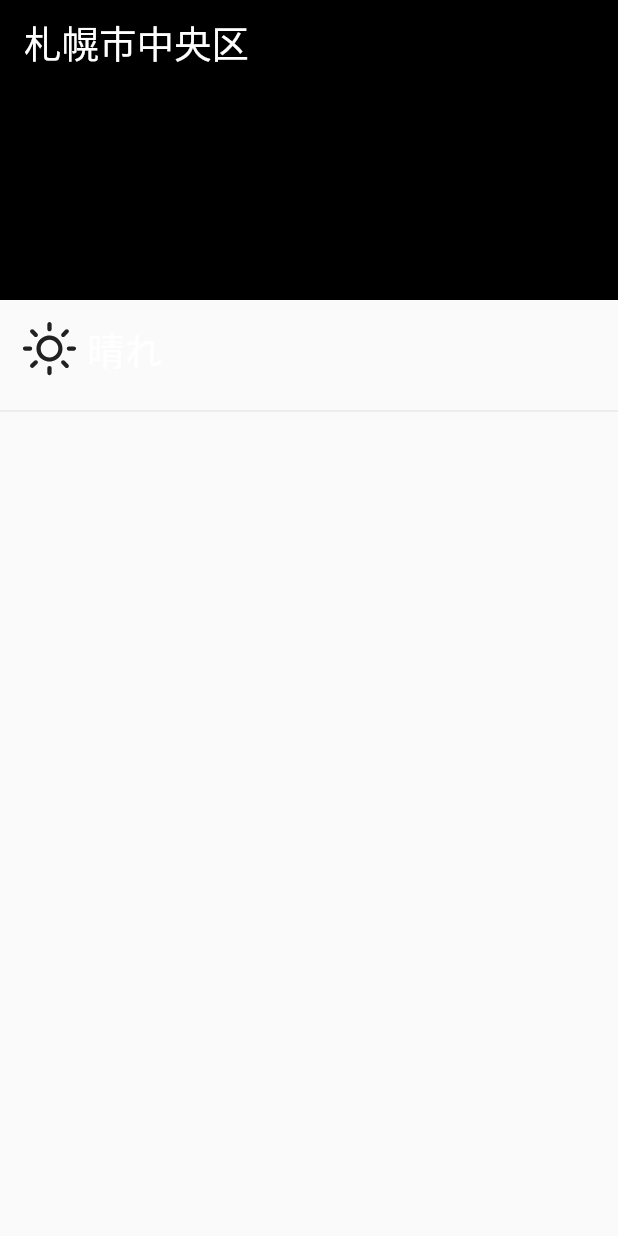
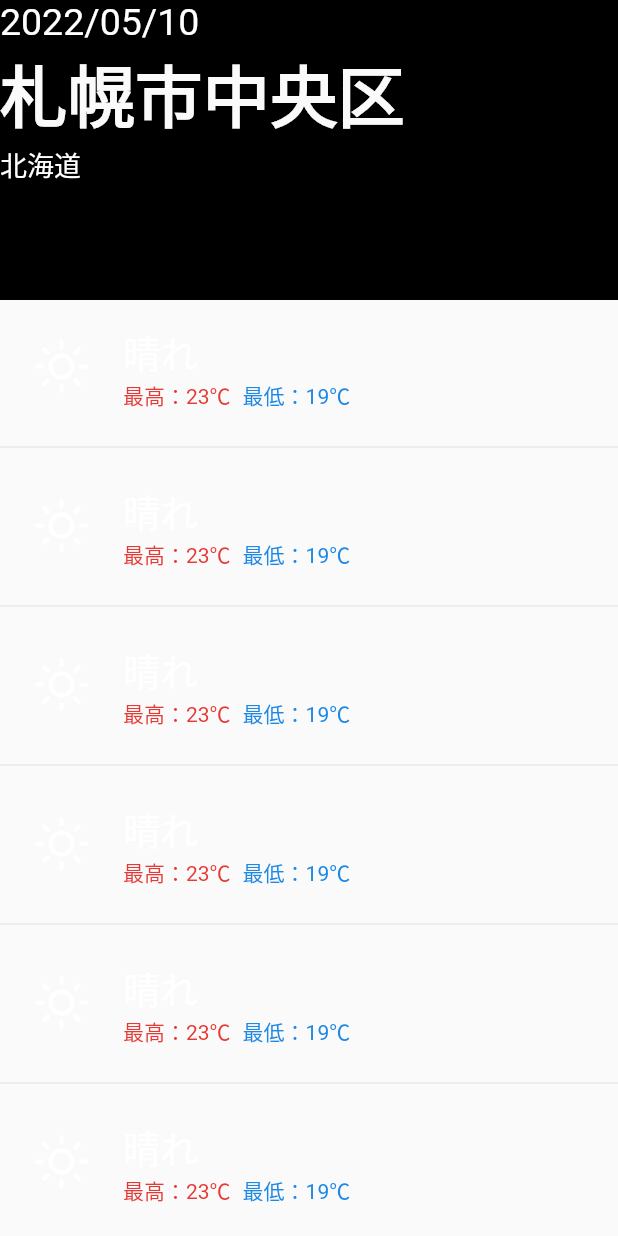
Before and after one commit to reinsp5/weather_app, a Flutter app: the WeeklyView widget shown alone on an empty page, opened directly, on a phone screen of 412 x 824 dp. Run offline on Flutter 3.47's test engine with Material 2 defaults, Android fonts, the phone set to English and light mode, and no system bars; our stand-ins replace convex_bottom_bar, google_fonts, location, weather_icons.

```diff
--- a/lib/views/weekly_view.dart
+++ b/lib/views/weekly_view.dart
@@ -7,29 +7,50 @@ class WeeklyView extends StatelessWidget {
   @override
   Widget build(BuildContext context) {
     return SafeArea(
+      child: RefreshIndicator(
+        color: Colors.grey.shade900,
+        onRefresh: () async {
+          await Future.delayed(const Duration(seconds: 3));
+          debugPrint("refresh completed.");
+        },
         child: CustomScrollView(
           slivers: <Widget>[
-          SliverAppBar(
-            expandedHeight: 200.0,
-            title: Text(
-              "札幌市中央区",
-              style: TextStyle(
-                color: Colors.white,
-                fontSize: 25,
-              ),
-            ),
-            backgroundColor: Colors.black,
+            SliverPersistentHeader(
+              delegate: _WeeklyHeaderDelegate(),
             ),
             SliverList(
               delegate: SliverChildListDelegate([
-              Padding(
-                padding: const EdgeInsets.all(8.0),
+                Column(
+                  children: columns(),
+                ),
+              ]),
+            ),
+          ],
+        ),
+      ),
+    );
+  }
+
+  List<Widget> columns() {
+    List<Widget> columns = [];
+
+    for (var i = 0; i < 7; i++) {
+      Widget widget = Padding(
+        padding: EdgeInsets.all(16.0),
         child: Row(
           children: [
             BoxedIcon(
               WeatherIcons.day_sunny,
+              color: Colors.white,
               size: 50,
             ),
+            Padding(
+              padding: const EdgeInsets.only(
+                left: 16.0,
+              ),
+              child: Column(
+                crossAxisAlignment: CrossAxisAlignment.start,
+                children: [
                   Text(
                     "晴れ",
                     style: TextStyle(
@@ -37,16 +58,92 @@ class WeeklyView extends StatelessWidget {
                       fontSize: 25,
                     ),
                   ),
+                  Row(
+                    children: [
+                      Text(
+                        "最高：23℃",
+                        style: TextStyle(
+                          color: Colors.red.shade600,
+                        ),
+                      ),
+                      Padding(
+                        padding: const EdgeInsets.only(
+                          left: 8.0,
+                        ),
+                        child: Text(
+                          "最低：19℃",
+                          style: TextStyle(
+                            color: Colors.blue.shade600,
+                          ),
+                        ),
+                      ),
+                    ],
+                  ),
                 ],
               ),
             ),
-              Divider(
+          ],
+        ),
+      );
+      columns.add(widget);
+      widget = Divider(
         color: Colors.grey.shade300,
+      );
+      columns.add(widget);
+    }
+    return columns;
+  }
+}
+
+class _WeeklyHeaderDelegate extends SliverPersistentHeaderDelegate {
+  @override
+  Widget build(
+      BuildContext context, double shrinkOffset, bool overlapsContent) {
+    return Container(
+      height: 200,
+      color: Colors.black,
+      child: Column(
+        crossAxisAlignment: CrossAxisAlignment.start,
+        children: [
+          Text(
+            "2022/05/10",
+            style: TextStyle(
+              color: Colors.white,
+              fontSize: 25,
             ),
-            ]),
+          ),
+          Text(
+            // 市区町村
+            "札幌市中央区",
+            style: TextStyle(
+              color: Colors.grey[50],
+              fontSize: 45,
+              fontWeight: FontWeight.bold,
+            ),
+          ),
+          Text(
+            // 都道府県
+            "北海道",
+            style: TextStyle(
+              color: Colors.white,
+              fontSize: 18,
+            ),
           ),
         ],
       ),
     );
   }
+
+  @override
+  // TODO: implement maxExtent
+  double get maxExtent => 200;
+
+  @override
+  // TODO: implement minExtent
+  double get minExtent => 150;
+
+  @override
+  bool shouldRebuild(covariant SliverPersistentHeaderDelegate oldDelegate) {
+    return false;
   }
+}
```
Lines whose indentation alone changed are shown as unchanged.
